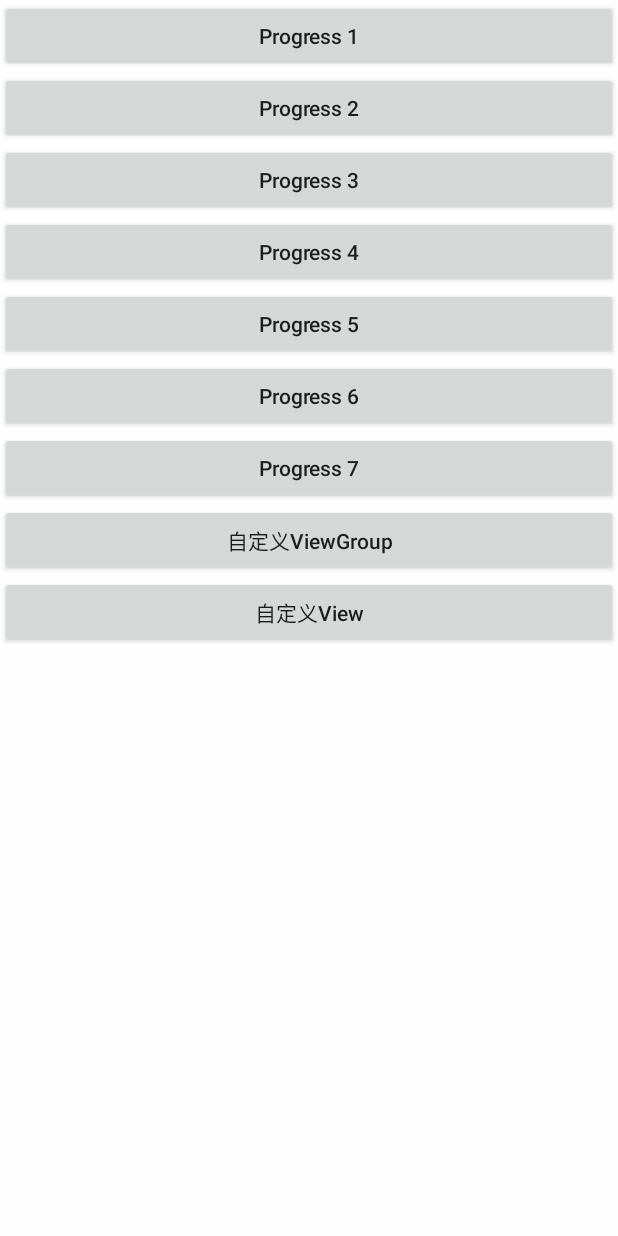
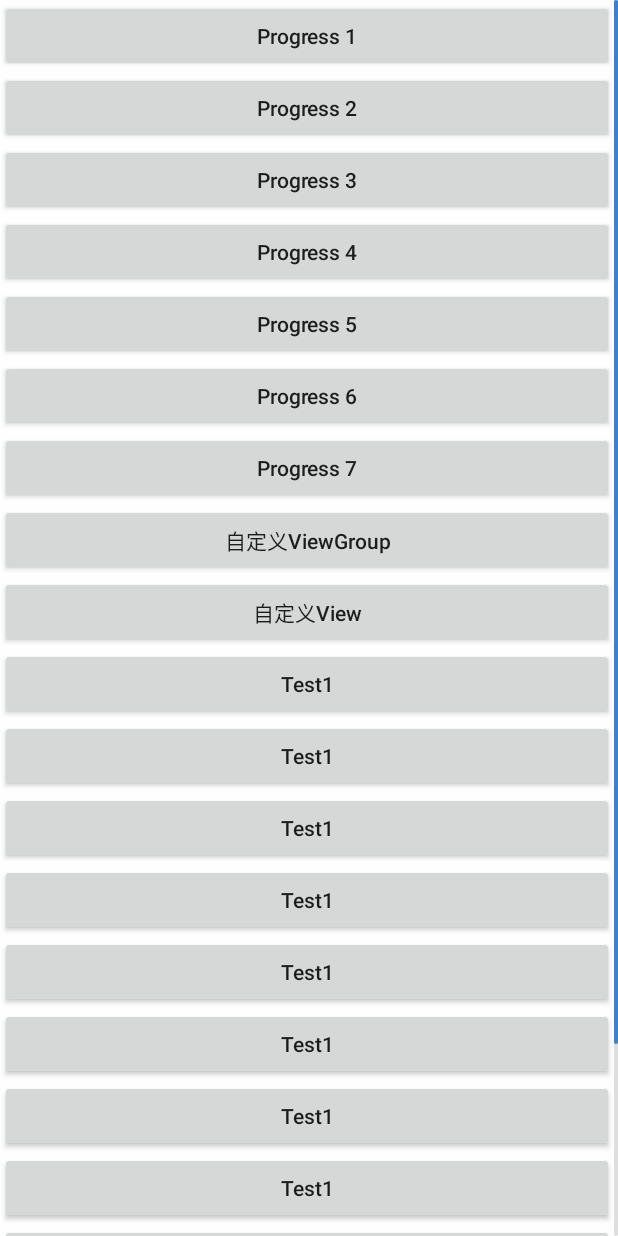
Before and after one commit to cheng-junfeng/news, an Android app: the layout activity_design.xml on its own in the app's theme, with its tools: preview values and no code run, on a phone screen of 412 x 824 dp. Run offline under Robolectric (Android 15) with nearby library versions, the phone set to English and light mode, and no system bars.

Commit message:
功能调试：ScorllView 滚动条

```diff
--- /dev/null
+++ b/app/src/main/res/drawable/scrollbar_vertical_thumb.xml
@@ -0,0 +1,7 @@
+<?xml version="1.0" encoding="utf-8"?>
+<shape xmlns:android="http://schemas.android.com/apk/res/android">
+    <!-- 填充 -->
+    <solid android:color="@color/colorPrimary"/>
+    <!-- 圆角 -->
+    <corners android:radius="2pt" />
+</shape>
--- /dev/null
+++ b/app/src/main/res/drawable/scrollbar_vertical_track.xml
@@ -0,0 +1,7 @@
+<?xml version="1.0" encoding="utf-8"?>
+<shape xmlns:android="http://schemas.android.com/apk/res/android">
+    <!-- 填充 -->
+    <solid android:color="#20000000"/>
+    <!-- 圆角 -->
+    <corners android:radius="2pt" />
+</shape>
--- a/app/src/main/res/layout/activity_design.xml
+++ b/app/src/main/res/layout/activity_design.xml
@@ -4,6 +4,25 @@
     android:layout_height="match_parent"
     android:orientation="vertical"
     android:layout_gravity="center">
+
+    <android.support.v4.widget.NestedScrollView
+        android:id="@+id/news_scroll"
+        android:layout_width="match_parent"
+        android:layout_height="0pt"
+        android:layout_weight="1"
+        android:scrollbars="vertical"
+        android:fadeScrollbars="true"
+        android:scrollbarFadeDuration="1000"
+        android:scrollbarSize="5pt"
+        android:scrollbarStyle="insideInset"
+        android:scrollbarThumbVertical="@drawable/scrollbar_vertical_thumb"
+        android:scrollbarTrackVertical="@drawable/scrollbar_vertical_track">
+        <LinearLayout
+            android:id="@+id/news_main"
+            android:layout_width="match_parent"
+            android:layout_height="wrap_content"
+            android:paddingBottom="28pt"
+            android:orientation="vertical">
 
             <Button
                 android:id="@+id/progress1"
@@ -67,4 +86,64 @@
                 android:id="@+id/selftView"
                 android:text="自定义View"
                 android:layout_height="wrap_content" />
+
+            <Button
+                android:textAllCaps="false"
+                android:layout_width="match_parent"
+                android:text="Test1"
+                android:layout_height="wrap_content" />
+
+            <Button
+                android:textAllCaps="false"
+                android:layout_width="match_parent"
+                android:text="Test1"
+                android:layout_height="wrap_content" />
+
+            <Button
+                android:textAllCaps="false"
+                android:layout_width="match_parent"
+                android:text="Test1"
+                android:layout_height="wrap_content" />
+            <Button
+                android:textAllCaps="false"
+                android:layout_width="match_parent"
+                android:text="Test1"
+                android:layout_height="wrap_content" />
+            <Button
+                android:textAllCaps="false"
+                android:layout_width="match_parent"
+                android:text="Test1"
+                android:layout_height="wrap_content" />
+            <Button
+                android:textAllCaps="false"
+                android:layout_width="match_parent"
+                android:text="Test1"
+                android:layout_height="wrap_content" />
+            <Button
+                android:textAllCaps="false"
+                android:layout_width="match_parent"
+                android:text="Test1"
+                android:layout_height="wrap_content" />
+            <Button
+                android:textAllCaps="false"
+                android:layout_width="match_parent"
+                android:text="Test1"
+                android:layout_height="wrap_content" />
+            <Button
+                android:textAllCaps="false"
+                android:layout_width="match_parent"
+                android:text="Test1"
+                android:layout_height="wrap_content" />
+            <Button
+                android:textAllCaps="false"
+                android:layout_width="match_parent"
+                android:text="Test1"
+                android:layout_height="wrap_content" />
+            <Button
+                android:textAllCaps="false"
+                android:layout_width="match_parent"
+                android:text="Test1"
+                android:layout_height="wrap_content" />
         </LinearLayout>
+    </android.support.v4.widget.NestedScrollView>
+</LinearLayout>
```
Lines whose indentation alone changed are shown as unchanged.
